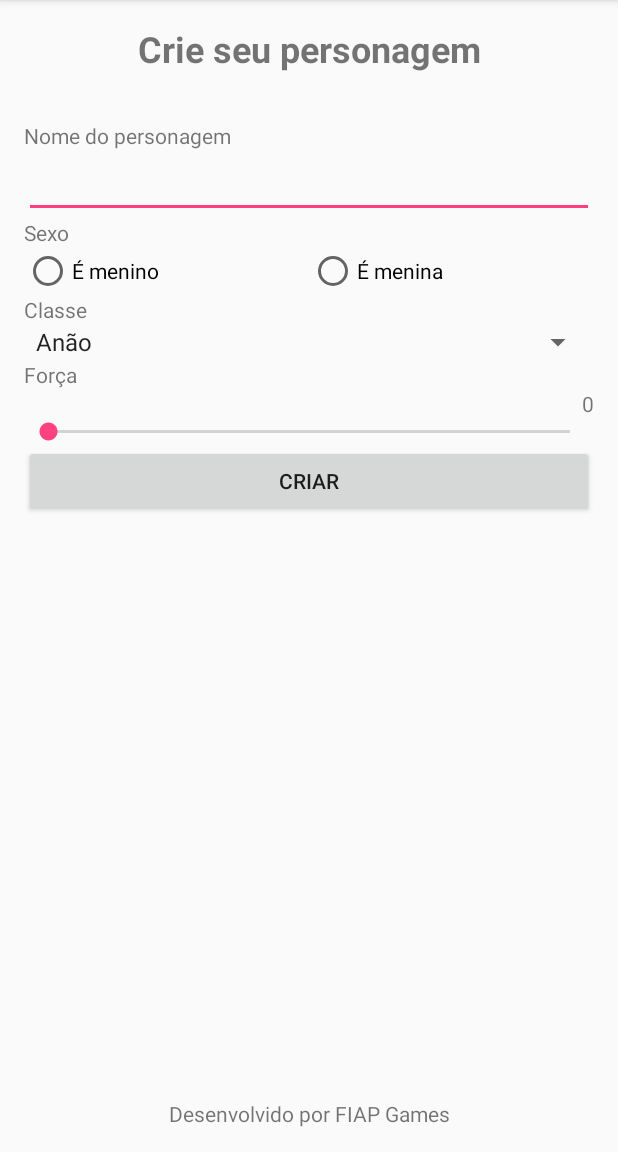
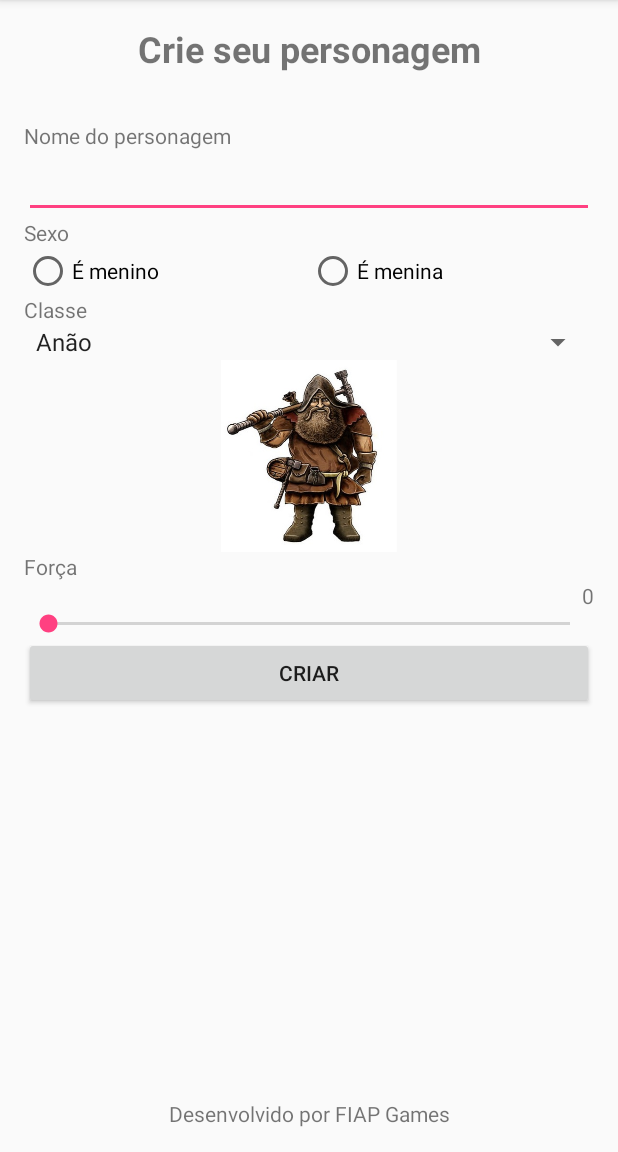
Before and after one commit to heiderlopes/ConfiguracaoPersonagem2TJDA, an Android app: the screen it shows after launch (PersonagemActivity), on a phone screen of 412 x 824 dp, the part 84-1236 px from its top. Run offline under Robolectric (Android 15) with nearby library versions, the phone set to English and light mode, and no system bars.

Commit message:
Manipulacao de eventos

```diff
--- a/app/src/main/java/com/example/logonpf/configuracaopersonagem/PersonagemActivity.kt
+++ b/app/src/main/java/com/example/logonpf/configuracaopersonagem/PersonagemActivity.kt
@@ -2,22 +2,63 @@ package com.example.logonpf.configuracaopersonagem
 
 import android.support.v7.app.AppCompatActivity
 import android.os.Bundle
+import android.support.v4.content.ContextCompat
+import android.view.View
+import android.widget.AdapterView
+import android.widget.SeekBar
 import android.widget.Toast
 import kotlinx.android.synthetic.main.activity_personagem.*
 
 class PersonagemActivity : AppCompatActivity() {
 
+    fun trocaImagem(idImagem: Int) {
+        ivClasse.setImageDrawable(
+                ContextCompat.getDrawable(this, idImagem))
+    }
+
     override fun onCreate(savedInstanceState: Bundle?) {
         super.onCreate(savedInstanceState)
         setContentView(R.layout.activity_personagem)
 
+        sbForca.setOnSeekBarChangeListener(object :
+                SeekBar.OnSeekBarChangeListener{
+            override fun onProgressChanged(seekBar: SeekBar?, progress: Int, fromUser: Boolean) {
+                tvForca.text = progress.toString()
+            }
+
+            override fun onStartTrackingTouch(seekBar: SeekBar?) {
+
+            }
+
+            override fun onStopTrackingTouch(seekBar: SeekBar?) {
+
+            }
+        })
+
+        spClasse.onItemSelectedListener =
+                (object : AdapterView.OnItemSelectedListener {
+                    override fun onNothingSelected(parent: AdapterView<*>?) {
+
+                    }
+
+                    override fun onItemSelected(parent: AdapterView<*>?, view: View?, position: Int, id: Long) {
+                        val tipoPersonagem = TipoPersonagemEnum.from(position)
+                        when (tipoPersonagem) {
+                            TipoPersonagemEnum.ANAO -> trocaImagem(R.drawable.anao)
+                            TipoPersonagemEnum.ARQUEIRO -> trocaImagem(R.drawable.arqueiro)
+                            TipoPersonagemEnum.ELFO -> trocaImagem(R.drawable.elfo)
+                            TipoPersonagemEnum.GUERREIRO -> trocaImagem(R.drawable.warrior)
+                            TipoPersonagemEnum.MAGO -> trocaImagem(R.drawable.mago)
+                            TipoPersonagemEnum.BARDO -> trocaImagem(R.drawable.bardo)
+                        }
+                    }
+                })
+
         btCriar.setOnClickListener {
-
             Toast.makeText(
                     this, "Usuário criado", Toast.LENGTH_SHORT)
                     .show()
 
-
         }
     }
 }
--- /dev/null
+++ b/app/src/main/java/com/example/logonpf/configuracaopersonagem/TipoPersonagemEnum.kt
@@ -0,0 +1,16 @@
+package com.example.logonpf.configuracaopersonagem
+
+enum class TipoPersonagemEnum constructor(val id: Int) {
+    ANAO(0),
+    ARQUEIRO(1),
+    BARDO(2),
+    ELFO(3),
+    GUERREIRO(4),
+    MAGO(5);
+
+    companion object {
+        fun from(findValue: Int): TipoPersonagemEnum =
+                TipoPersonagemEnum.values().first { it.id == findValue }
+    }
+
+}
--- a/app/src/main/res/layout/activity_personagem.xml
+++ b/app/src/main/res/layout/activity_personagem.xml
@@ -80,12 +80,21 @@
                 android:layout_width="match_parent"
                 android:layout_height="wrap_content" />
 
+            <ImageView
+                android:src="@drawable/anao"
+                android:layout_gravity="center"
+                android:layout_width="128dp"
+                android:layout_height="128dp"
+                android:id="@+id/ivClasse"
+                />
+
             <TextView
                 android:layout_width="match_parent"
                 android:layout_height="wrap_content"
                 android:text="@string/label_forca" />
 
             <TextView
+                android:id="@+id/tvForca"
                 android:layout_width="match_parent"
                 android:layout_height="wrap_content"
                 android:gravity="right"
```
Also changed, not shown: app/src/main/java/com/example/logonpf/configuracaopersonagem/Personagem.kt (added, +14 -0 lines), app/src/main/res/drawable/anao.jpg (added), app/src/main/res/drawable/arqueiro.jpg (added), app/src/main/res/drawable/bardo.jpg (added), app/src/main/res/drawable/elfo.jpg (added), app/src/main/res/drawable/mago.png (added), app/src/main/res/drawable/warrior.jpg (added).
